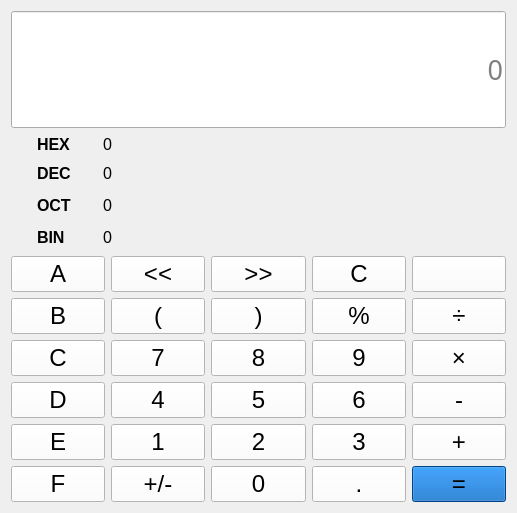
shen-25/qt-calculator, file programmer.ui: the form before one commit.
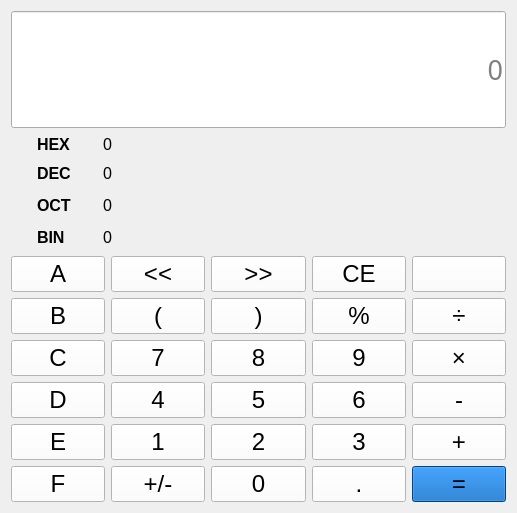
The form after the commit. Icons and pictures are not drawn.

Commit message: 实现了程序员模式基本功能，完善了程序员的界面

```diff
--- a/programmer.ui
+++ b/programmer.ui
@@ -575,7 +575,7 @@
 </string>
        </property>
        <property name="text">
-        <string>C</string>
+        <string>CE</string>
        </property>
       </widget>
      </item>
```
The commit also changes 3 other files.
